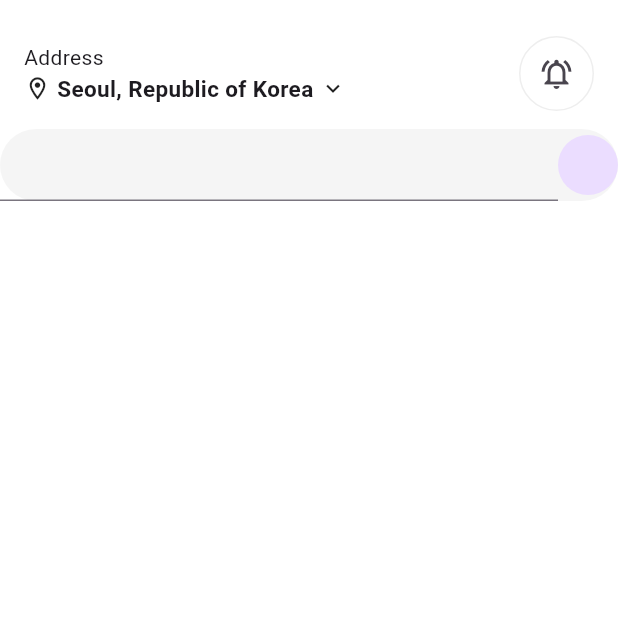
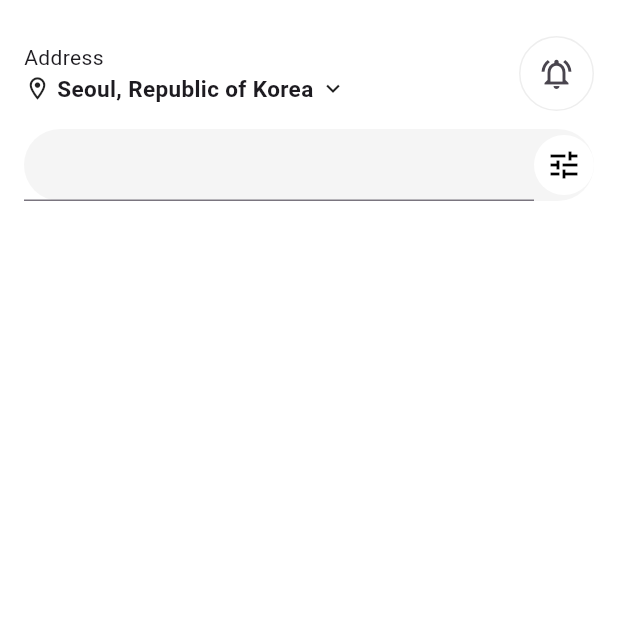
Before and after one commit to JAICHANGPARK/flutter_notebook_chapter_42, a Flutter app: the DeliveryMainPage screen opened directly, on a phone screen of 412 x 824 dp, the top half of it. Run offline on Flutter 3.47's test engine with Material 3 defaults, Android fonts, the phone set to English and light mode, and no system bars; our stand-ins replace date_picker_timeline, gap, hugeicons.

Commit message:
Update delivery_main_page.dart

```diff
--- a/lib/ep2130_delivery_app/view/delivery_main_page.dart
+++ b/lib/ep2130_delivery_app/view/delivery_main_page.dart
@@ -68,10 +68,15 @@ class _DeliveryMainPageState extends State<DeliveryMainPage> {
                 shape: StadiumBorder(),
                 color: Colors.grey[100],
               ),
+              margin: EdgeInsets.symmetric(horizontal: 16),
               child: Row(
                 children: [
                   Expanded(child: TextField()),
-                  CircleAvatar(),
+                  CircleAvatar(
+                    backgroundColor: Colors.white,
+                    foregroundColor: Colors.black,
+                    child: Icon(Icons.tune),
+                  ),
                 ],
               ),
             )
```
